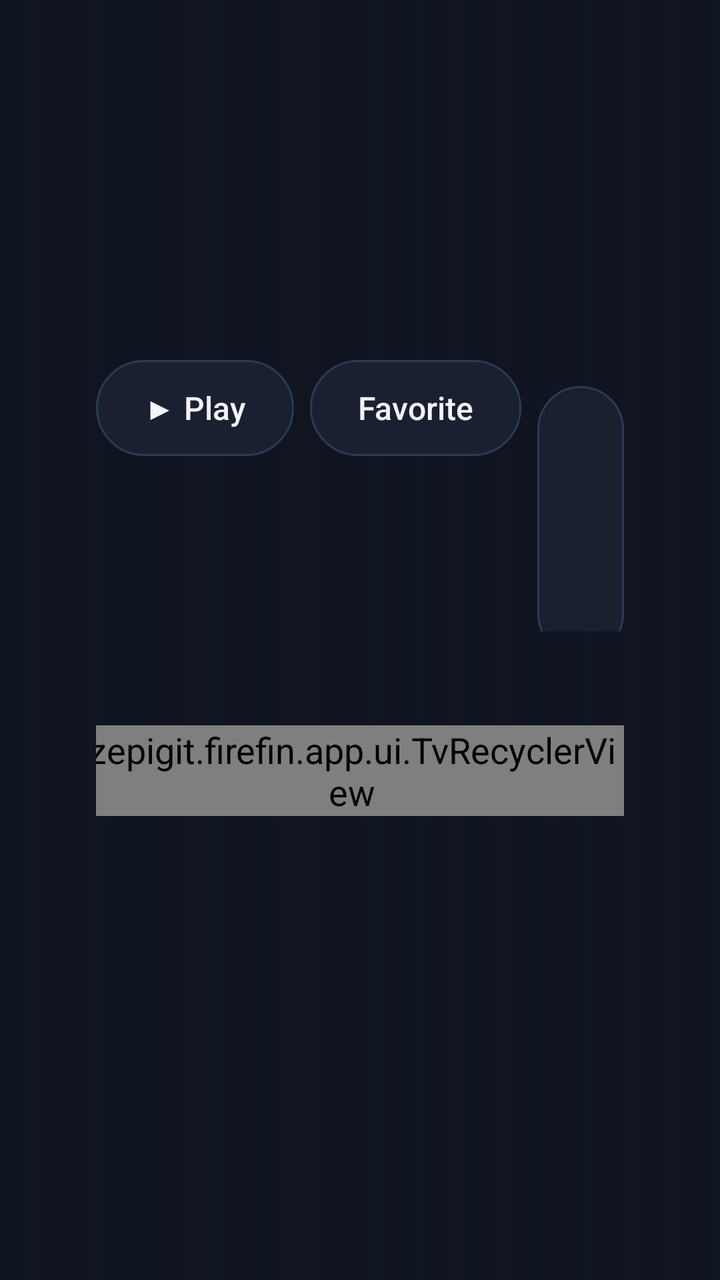
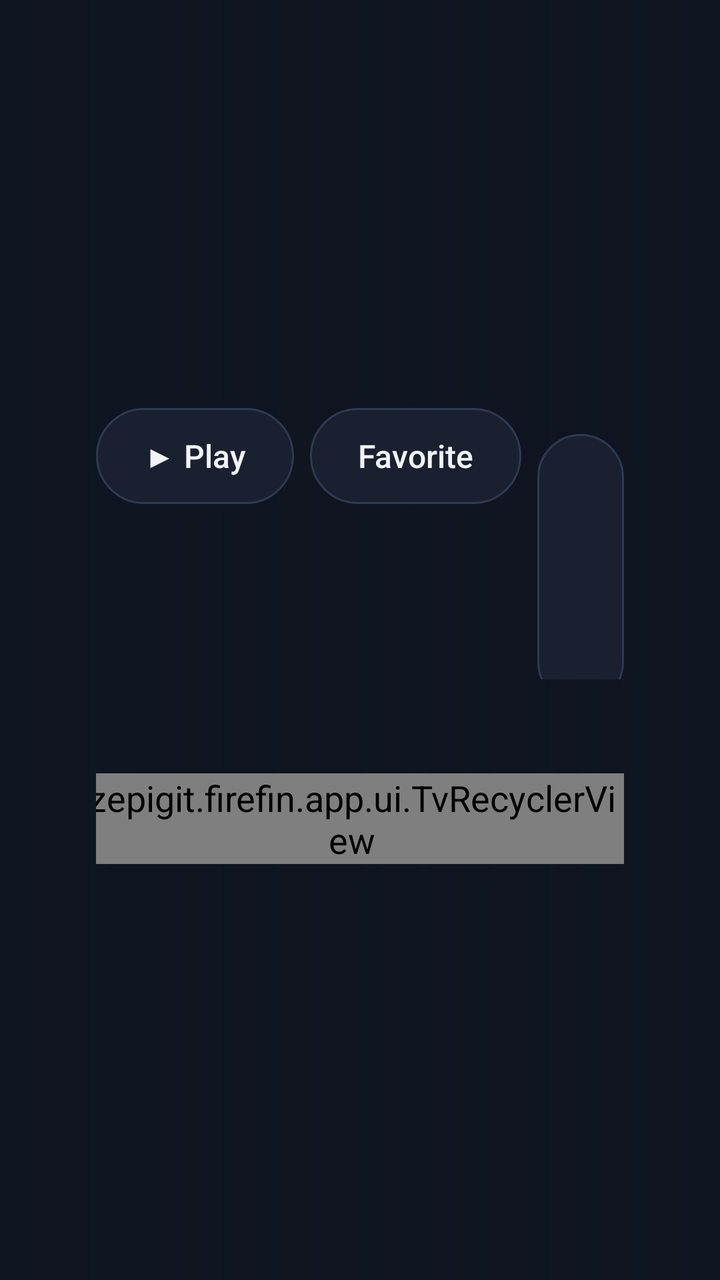

Before-and-after screenshots of an Android layout around one commit, followed by the original layout XML and the change that was made.
<!-- AndroidManifest.xml: application theme Theme.Firefin -->
<!-- res/layout/activity_detail.xml -->
<?xml version="1.0" encoding="utf-8"?>
<FrameLayout xmlns:android="http://schemas.android.com/apk/res/android"
    android:layout_width="match_parent"
    android:layout_height="match_parent">

    <ImageView
        android:id="@+id/backdrop"
        android:layout_width="match_parent"
        android:layout_height="match_parent"
        android:importantForAccessibility="no"
        android:scaleType="centerCrop" />

    <View
        android:layout_width="match_parent"
        android:layout_height="match_parent"
        android:background="@drawable/backdrop_scrim" />

    <ScrollView
        android:layout_width="match_parent"
        android:layout_height="match_parent"
        android:fillViewport="true">

        <LinearLayout
            android:layout_width="match_parent"
            android:layout_height="wrap_content"
            android:orientation="vertical"
            android:paddingLeft="@dimen/page_margin"
            android:paddingTop="@dimen/space_l"
            android:paddingRight="@dimen/page_margin"
            android:paddingBottom="@dimen/space_m">

            <TextView
                android:id="@+id/contextLabel"
                style="@style/Firefin.Text.Accent"
                android:layout_width="720dp"
                android:layout_height="wrap_content"
                android:layout_marginBottom="@dimen/space_s"
                android:ellipsize="end"
                android:maxLines="1" />

            <TextView
                android:id="@+id/name"
                style="@style/Firefin.Text.Display"
                android:layout_width="720dp"
                android:layout_height="wrap_content"
                android:ellipsize="end"
                android:maxLines="2" />

            <TextView
                android:id="@+id/meta"
                style="@style/Firefin.Text.Label"
                android:layout_width="720dp"
                android:layout_height="wrap_content"
                android:layout_marginTop="@dimen/space_s" />

            <TextView
                android:id="@+id/overview"
                style="@style/Firefin.Text.Body"
                android:layout_width="720dp"
                android:layout_height="wrap_content"
                android:layout_marginTop="@dimen/space_s"
                android:ellipsize="end"
                android:maxLines="4" />

            <LinearLayout
                android:layout_width="match_parent"
                android:layout_height="wrap_content"
                android:layout_marginTop="@dimen/space_m"
                android:orientation="horizontal">

                <Button
                    android:id="@+id/playButton"
                    android:layout_width="wrap_content"
                    android:layout_height="wrap_content"
                    android:text="@string/play_with_icon" />

                <Button
                    android:id="@+id/restartButton"
                    android:layout_width="wrap_content"
                    android:layout_height="wrap_content"
                    android:layout_marginLeft="@dimen/space_s"
                    android:text="@string/restart"
                    android:visibility="gone" />

                <Button
                    android:id="@+id/favoriteButton"
                    android:layout_width="wrap_content"
                    android:layout_height="wrap_content"
                    android:layout_marginLeft="@dimen/space_s"
                    android:text="@string/favorite" />

                <Button
                    android:id="@+id/watchedButton"
                    android:layout_width="wrap_content"
                    android:layout_height="wrap_content"
                    android:layout_marginLeft="@dimen/space_s"
                    android:text="@string/mark_watched" />

                <Button
                    android:id="@+id/retryButton"
                    android:layout_width="wrap_content"
                    android:layout_height="wrap_content"
                    android:layout_marginLeft="@dimen/space_s"
                    android:text="@string/reload"
                    android:visibility="gone" />
            </LinearLayout>

            <TextView
                android:id="@+id/childrenTitle"
                style="@style/Firefin.Text.Subheading"
                android:layout_width="match_parent"
                android:layout_height="wrap_content"
                android:layout_marginTop="@dimen/space_m" />

            <zepigit.firefin.app.ui.TvRecyclerView
                android:id="@+id/children"
                android:layout_width="match_parent"
                android:layout_height="wrap_content"
                android:layout_marginLeft="-8dp"
                android:layout_marginTop="@dimen/space_xs"
                android:clipToPadding="false" />
        </LinearLayout>
    </ScrollView>

    <ProgressBar
        android:id="@+id/progress"
        android:layout_width="wrap_content"
        android:layout_height="wrap_content"
        android:layout_gravity="center"
        android:visibility="gone" />
</FrameLayout>
<!-- resources referenced by this layout -->
<resources>
  <dimen name="page_margin">48dp</dimen>
  <dimen name="space_l">24dp</dimen>
  <dimen name="space_m">16dp</dimen>
  <dimen name="space_s">8dp</dimen>
  <dimen name="space_xs">4dp</dimen>
  <!-- drawable backdrop_scrim (drawable) -->
  <?xml version="1.0" encoding="utf-8"?>
  <shape xmlns:android="http://schemas.android.com/apk/res/android"><gradient android:angle="0" android:startColor="#F20F1420" android:centerColor="#C00F1420" android:endColor="#550F1420"/></shape>
  <string name="favorite">Favorite</string>
  <string name="mark_watched">Watched</string>
  <string name="reload">Reload</string>
  <string name="restart">Start over</string>
  <dimen name="text_label">16sp</dimen>
  <color name="accent">#00A4DC</color>
  <dimen name="text_display">36sp</dimen>
  <color name="text_secondary">#AEB6C4</color>
  <dimen name="text_subheading">20sp</dimen>
  <color name="background">#0F1420</color>
  <color name="text_primary">#F2F4F8</color>
  <style name="Firefin.Dialog" parent="Theme.AppCompat.Dialog.Alert">
          <item name="android:background">@color/surface</item>
          <item name="colorAccent">@color/accent</item>
          <item name="android:textColorPrimary">@color/text_primary</item>
          <item name="android:textColorSecondary">@color/text_secondary</item>
          <item name="android:textSize">@dimen/text_body</item>
          <item name="buttonBarButtonStyle">@style/Firefin.Button.Dialog</item>
          <item name="android:buttonBarButtonStyle">@style/Firefin.Button.Dialog</item>
          <item name="listPreferredItemHeightSmall">@dimen/control_height</item>
          <item name="android:listPreferredItemHeightSmall">@dimen/control_height</item>
      </style>
  <dimen name="text_body">18sp</dimen>
  <!-- drawable button_background (drawable) -->
  <?xml version="1.0" encoding="utf-8"?>
  <selector xmlns:android="http://schemas.android.com/apk/res/android">
      <item android:state_enabled="false"><shape><solid android:color="@color/surface"/><corners android:radius="24dp"/></shape></item>
      <item android:state_focused="true"><shape><solid android:color="@color/accent"/><corners android:radius="24dp"/></shape></item>
      <item android:state_pressed="true"><shape><solid android:color="@color/accent_dark"/><corners android:radius="24dp"/></shape></item>
      <item><shape><solid android:color="@color/surface"/><stroke android:width="1dp" android:color="@color/outline"/><corners android:radius="24dp"/></shape></item>
  </selector>
  <dimen name="control_height">48dp</dimen>
  <color name="text_muted">#7D8699</color>
  <dimen name="input_height">52dp</dimen>
  <color name="surface">#1A2030</color>
  <color name="accent_dark">#007EA8</color>
  <color name="outline">#2E3A52</color>
  <color name="surface_focus">#243049</color>
  <dimen name="focus_stroke">3dp</dimen>
  <dimen name="corner_radius">6dp</dimen>
  <!-- drawable dialog_button_background (drawable) -->
  <?xml version="1.0" encoding="utf-8"?>
  <selector xmlns:android="http://schemas.android.com/apk/res/android">
      <item android:state_focused="true"><shape><solid android:color="@color/accent"/><corners android:radius="24dp"/></shape></item>
      <item><shape><solid android:color="@android:color/transparent"/><corners android:radius="24dp"/></shape></item>
  </selector>
  <!-- unchanged entries left out for length: 12 -->
</resources>

<!-- the commit's change to res/layout/activity_detail.xml (unified diff, before → after) -->
@@ -25,7 +25,7 @@
             android:layout_height="wrap_content"
             android:orientation="vertical"
             android:paddingLeft="@dimen/page_margin"
-            android:paddingTop="@dimen/space_l"
+            android:paddingTop="@dimen/page_margin"
             android:paddingRight="@dimen/page_margin"
             android:paddingBottom="@dimen/space_m">
 
<!-- resource entries referenced after the edit -->
@@ -7,11 +7,14 @@
   <dimen name="space_xs">4dp</dimen>
   <!-- drawable backdrop_scrim (drawable) -->
   <?xml version="1.0" encoding="utf-8"?>
-  <shape xmlns:android="http://schemas.android.com/apk/res/android"><gradient android:angle="0" android:startColor="#F20F1420" android:centerColor="#C00F1420" android:endColor="#550F1420"/></shape>
+  <shape xmlns:android="http://schemas.android.com/apk/res/android"><gradient android:angle="0" android:startColor="@color/scrim_strong" android:centerColor="@color/scrim_mid" android:endColor="@color/scrim_weak"/></shape>
   <string name="favorite">Favorite</string>
   <string name="mark_watched">Watched</string>
   <string name="reload">Reload</string>
   <string name="restart">Start over</string>
+  <color name="scrim_strong">#F20F1420</color>
+  <color name="scrim_mid">#C00F1420</color>
+  <color name="scrim_weak">#550F1420</color>
   <dimen name="text_label">16sp</dimen>
   <color name="accent">#00A4DC</color>
   <dimen name="text_display">36sp</dimen>
@@ -29,20 +32,27 @@
           <item name="android:buttonBarButtonStyle">@style/Firefin.Button.Dialog</item>
           <item name="listPreferredItemHeightSmall">@dimen/control_height</item>
           <item name="android:listPreferredItemHeightSmall">@dimen/control_height</item>
+          <item name="alertDialogStyle">@style/Firefin.AlertDialog</item>
       </style>
   <dimen name="text_body">18sp</dimen>
   <!-- drawable button_background (drawable) -->
   <?xml version="1.0" encoding="utf-8"?>
   <selector xmlns:android="http://schemas.android.com/apk/res/android">
-      <item android:state_enabled="false"><shape><solid android:color="@color/surface"/><corners android:radius="24dp"/></shape></item>
-      <item android:state_focused="true"><shape><solid android:color="@color/accent"/><corners android:radius="24dp"/></shape></item>
-      <item android:state_pressed="true"><shape><solid android:color="@color/accent_dark"/><corners android:radius="24dp"/></shape></item>
-      <item><shape><solid android:color="@color/surface"/><stroke android:width="1dp" android:color="@color/outline"/><corners android:radius="24dp"/></shape></item>
+      <item android:state_enabled="false"><shape><solid android:color="@color/surface"/><corners android:radius="@dimen/button_radius"/></shape></item>
+      <item android:state_focused="true"><shape><solid android:color="@color/accent"/><corners android:radius="@dimen/button_radius"/></shape></item>
+      <item android:state_pressed="true"><shape><solid android:color="@color/accent_dark"/><corners android:radius="@dimen/button_radius"/></shape></item>
+      <item><shape><solid android:color="@color/surface"/><stroke android:width="1dp" android:color="@color/outline"/><corners android:radius="@dimen/button_radius"/></shape></item>
   </selector>
   <dimen name="control_height">48dp</dimen>
   <color name="text_muted">#7D8699</color>
   <dimen name="input_height">52dp</dimen>
   <color name="surface">#1A2030</color>
+  <style name="Firefin.AlertDialog" parent="AlertDialog.AppCompat">
+          <item name="listItemLayout">@layout/item_dialog_choice</item>
+          <item name="singleChoiceItemLayout">@layout/item_dialog_single_choice</item>
+          <item name="multiChoiceItemLayout">@layout/item_dialog_multi_choice</item>
+      </style>
+  <dimen name="button_radius">24dp</dimen>
   <color name="accent_dark">#007EA8</color>
   <color name="outline">#2E3A52</color>
   <color name="surface_focus">#243049</color>
@@ -51,8 +61,8 @@
   <!-- drawable dialog_button_background (drawable) -->
   <?xml version="1.0" encoding="utf-8"?>
   <selector xmlns:android="http://schemas.android.com/apk/res/android">
-      <item android:state_focused="true"><shape><solid android:color="@color/accent"/><corners android:radius="24dp"/></shape></item>
-      <item><shape><solid android:color="@android:color/transparent"/><corners android:radius="24dp"/></shape></item>
+      <item android:state_focused="true"><shape><solid android:color="@color/accent"/><corners android:radius="@dimen/button_radius"/></shape></item>
+      <item><shape><solid android:color="@android:color/transparent"/><corners android:radius="@dimen/button_radius"/></shape></item>
   </selector>
   <!-- unchanged entries left out for length: 12 -->
 </resources>
